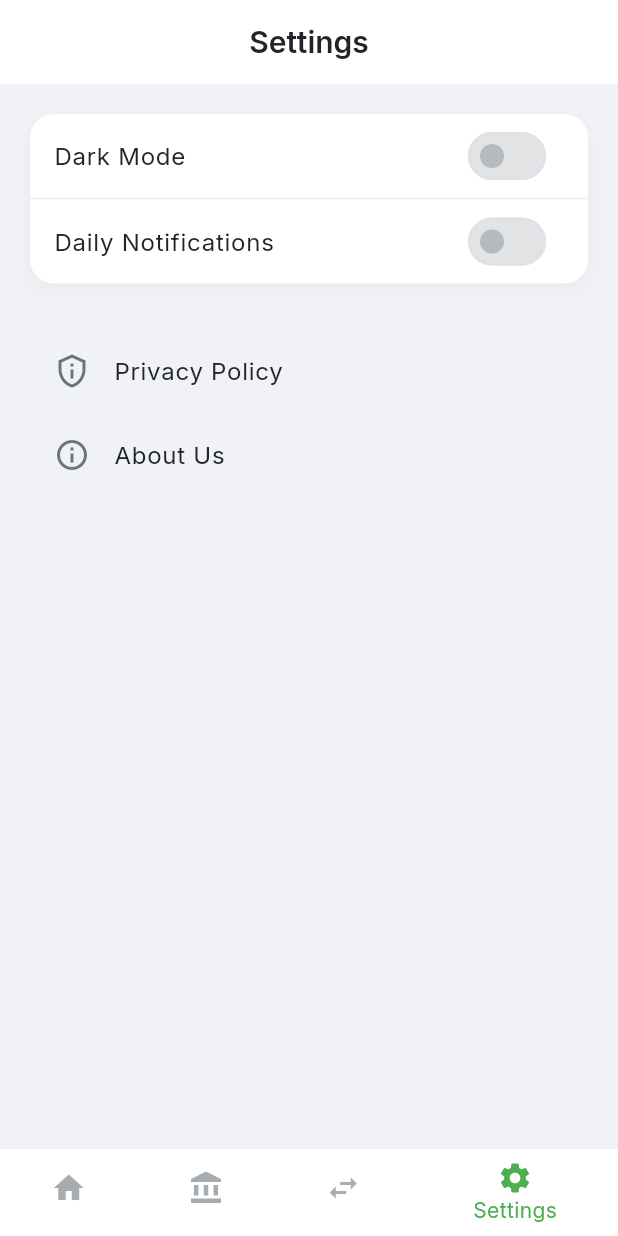
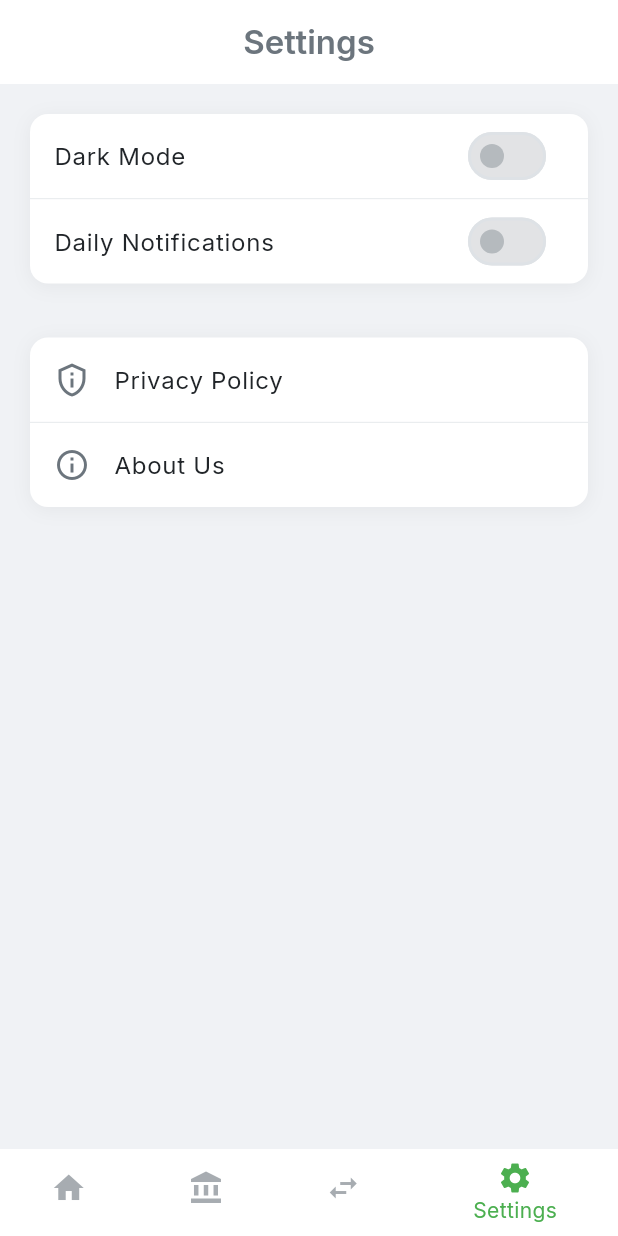
Before and after one commit to Gebriel/ethioforexapp, a Flutter app: the screen it shows after launch, item 4 of the bottom bar chosen, on a phone screen of 412 x 824 dp. Run offline on Flutter 3.47's test engine with Material 3 defaults, Android fonts, the phone set to English and light mode, and no system bars; our stand-ins replace google_fonts, shared_preferences; network calls fail.

Commit message:
Changed UI, added internet permission

```diff
--- a/lib/screens/bank_overview_screen.dart
+++ b/lib/screens/bank_overview_screen.dart
@@ -50,7 +50,8 @@ class _BankOverviewScreenState extends State<BankOverviewScreen> {
 
     try {
       await _repository.initialize();
-      final defaultCode = _repository.banks.any((b) => b.bankCode == selectedBankCode)
+      final defaultCode =
+          _repository.banks.any((b) => b.bankCode == selectedBankCode)
           ? selectedBankCode!
           : _repository.banks.first.bankCode;
 
@@ -92,7 +93,9 @@ class _BankOverviewScreenState extends State<BankOverviewScreen> {
   @override
   Widget build(BuildContext context) {
     final theme = Theme.of(context);
-    final bankRates = selectedBankCode != null ? _repository.getCachedRates(selectedBankCode!) : null;
+    final bankRates = selectedBankCode != null
+        ? _repository.getCachedRates(selectedBankCode!)
+        : null;
     final rates = bankRates?.cashRates ?? [];
 
     Bank? selectedBank;
@@ -114,8 +117,10 @@ class _BankOverviewScreenState extends State<BankOverviewScreen> {
         ),
         centerTitle: true,
         elevation: 0,
-    backgroundColor: theme.colorScheme.surface, // AppBar is also a 'surface' element
-    automaticallyImplyLeading: false, // You can set this to true if you add a drawer/back button
+        backgroundColor:
+            theme.colorScheme.surface, // AppBar is also a 'surface' element
+        automaticallyImplyLeading:
+            false, // You can set this to true if you add a drawer/back button
       ),
       body: Column(
         children: [
@@ -194,7 +199,8 @@ class _BankOverviewScreenState extends State<BankOverviewScreen> {
                                   child: Image.network(
                                     logoUrl,
                                     fit: BoxFit.cover,
-                              errorBuilder: (_, __, ___) => const SizedBox(),
+                                    errorBuilder: (_, __, ___) =>
+                                        const SizedBox(),
                                   ),
                                 ),
                               ),
@@ -203,17 +209,20 @@ class _BankOverviewScreenState extends State<BankOverviewScreen> {
 
                         // Rates List
                         SliverList(
-                    delegate: SliverChildBuilderDelegate(
-                          (context, index) {
+                          delegate: SliverChildBuilderDelegate((
+                            context,
+                            index,
+                          ) {
                             final rate = rates[index];
-                        final txnRate = bankRates?.transactionRates.firstWhere(
+                            final txnRate = bankRates?.transactionRates
+                                .firstWhere(
                                   (t) => t.currencyCode == rate.currencyCode,
                                   orElse: () => rate,
                                 );
                             return Padding(
                               padding: const EdgeInsets.symmetric(
                                 horizontal: 20,
-                            vertical: 8,
+                                vertical: 6,
                               ),
                               child: BankCurrencyRateItem(
                                 currencyName: rate.currencyName ?? 'Unknown',
@@ -224,9 +233,7 @@ class _BankOverviewScreenState extends State<BankOverviewScreen> {
                                 transactionSelling: txnRate?.selling ?? 0.0,
                               ),
                             );
-                      },
-                      childCount: rates.length,
-                    ),
+                          }, childCount: rates.length),
                         ),
                       ],
                     ),
--- a/lib/screens/home_screen.dart
+++ b/lib/screens/home_screen.dart
@@ -111,6 +111,7 @@ class _HomeScreenState extends State<HomeScreen> {
       ),
       body: Column(
         children: [
+          // Currency Selector - Now matches BankOverviewScreen exactly
           Padding(
             padding: const EdgeInsets.fromLTRB(20, 10, 20, 0),
             child: Container(
@@ -146,6 +147,7 @@ class _HomeScreenState extends State<HomeScreen> {
               ),
             ),
           ),
+          const SizedBox(height: 16),
           Expanded(
             child: RefreshIndicator(
               onRefresh: () async {
@@ -157,7 +159,7 @@ class _HomeScreenState extends State<HomeScreen> {
                   : rates.isEmpty
                   ? const Center(child: Text("No exchange rates found."))
                   : ListView(
-                padding: const EdgeInsets.symmetric(horizontal: 20, vertical: 12),
+                padding: const EdgeInsets.symmetric(horizontal: 20, vertical: 8),
                 children: rates.map((r) {
                   final txn = currencyRates!.transactionRates.firstWhere(
                         (t) => t.bankCode == r.bankCode,
@@ -171,7 +173,9 @@ class _HomeScreenState extends State<HomeScreen> {
                     bank = null;
                   }
 
-                  return RateListItem(
+                  return Padding(
+                    padding: const EdgeInsets.only(bottom: 12),
+                    child: RateListItem(
                       bankName: r.bankName,
                       bankLogo: bank?.bankLogo ?? '',
                       currency: selectedCurrency!,
@@ -179,6 +183,7 @@ class _HomeScreenState extends State<HomeScreen> {
                       cashSelling: r.selling,
                       transactionBuying: txn.buying,
                       transactionSelling: txn.selling,
+                    ),
                   );
                 }).toList(),
               ),
--- a/lib/screens/settings_screen.dart
+++ b/lib/screens/settings_screen.dart
@@ -61,29 +61,42 @@ class _SettingsScreenState extends State<SettingsScreen> {
 
   @override
   Widget build(BuildContext context) {
+    final theme = Theme.of(context);
     final themeNotifier = Provider.of<ThemeNotifier>(context);
     final isDarkMode = themeNotifier.themeMode == ThemeMode.dark;
 
     return Scaffold(
       appBar: AppBar(
-        title: const Text("Settings"),
+        title: Text(
+          "Settings",
+          style: theme.textTheme.titleLarge?.copyWith(
+            fontWeight: FontWeight.w600,
+          ),
+        ),
         centerTitle: true,
         elevation: 0,
+        backgroundColor: theme.colorScheme.surface,
+        automaticallyImplyLeading: false,
       ),
-      body: ListView(
+      body: Column(
+        children: [
+          // Settings Cards Section
+          Expanded(
+            child: CustomScrollView(
+              slivers: [
+                // Settings Options
+                SliverPadding(
                   padding: const EdgeInsets.all(20),
-        children: [
-          Container(
+                  sliver: SliverToBoxAdapter(
+                    child: Container(
                       decoration: BoxDecoration(
-              color: Theme.of(context).cardColor,
-              borderRadius: BorderRadius.circular(16),
+                        borderRadius: BorderRadius.circular(12),
+                        color: theme.cardColor,
                         boxShadow: [
                           BoxShadow(
-                  color: Theme.of(context).brightness == Brightness.dark
-                      ? Colors.black.withOpacity(0.1)
-                      : Colors.grey.withOpacity(0.1),
+                            color: Colors.black.withOpacity(0.05),
                             blurRadius: 10,
-                  offset: const Offset(0, 4),
+                            offset: const Offset(0, 2),
                           ),
                         ],
                       ),
@@ -94,7 +107,7 @@ class _SettingsScreenState extends State<SettingsScreen> {
                             value: isDarkMode,
                             onChanged: (_) => themeNotifier.toggleTheme(),
                           ),
-                const Divider(height: 1),
+                          Divider(height: 1, color: theme.dividerColor),
                           SwitchListTile(
                             title: const Text("Daily Notifications"),
                             value: notificationsEnabled,
@@ -107,16 +120,49 @@ class _SettingsScreenState extends State<SettingsScreen> {
                         ],
                       ),
                     ),
-          const SizedBox(height: 30),
+                  ),
+                ),
+
+                // Information Section
+                SliverPadding(
+                  padding: const EdgeInsets.symmetric(horizontal: 20),
+                  sliver: SliverList(
+                    delegate: SliverChildListDelegate([
+                      const SizedBox(height: 16),
+                      Container(
+                        decoration: BoxDecoration(
+                          borderRadius: BorderRadius.circular(12),
+                          color: theme.cardColor,
+                          boxShadow: [
+                            BoxShadow(
+                              color: Colors.black.withOpacity(0.05),
+                              blurRadius: 10,
+                              offset: const Offset(0, 2),
+                            ),
+                          ],
+                        ),
+                        child: Column(
+                          children: [
                             ListTile(
                               title: const Text("Privacy Policy"),
                               leading: const Icon(Icons.privacy_tip_outlined),
                               onTap: () => _showBottomSheet("Privacy Policy", _privacyText),
                             ),
+                            Divider(height: 1, color: theme.dividerColor),
                             ListTile(
                               title: const Text("About Us"),
                               leading: const Icon(Icons.info_outline),
                               onTap: () => _showBottomSheet("About Us", _aboutText),
+                            ),
+                          ],
+                        ),
+                      ),
+                      const SizedBox(height: 30),
+                    ]),
+                  ),
+                ),
+              ],
+            ),
           ),
         ],
       ),
```
Also changed, not shown: 1 other file. Lines whose indentation alone changed are shown as unchanged.
